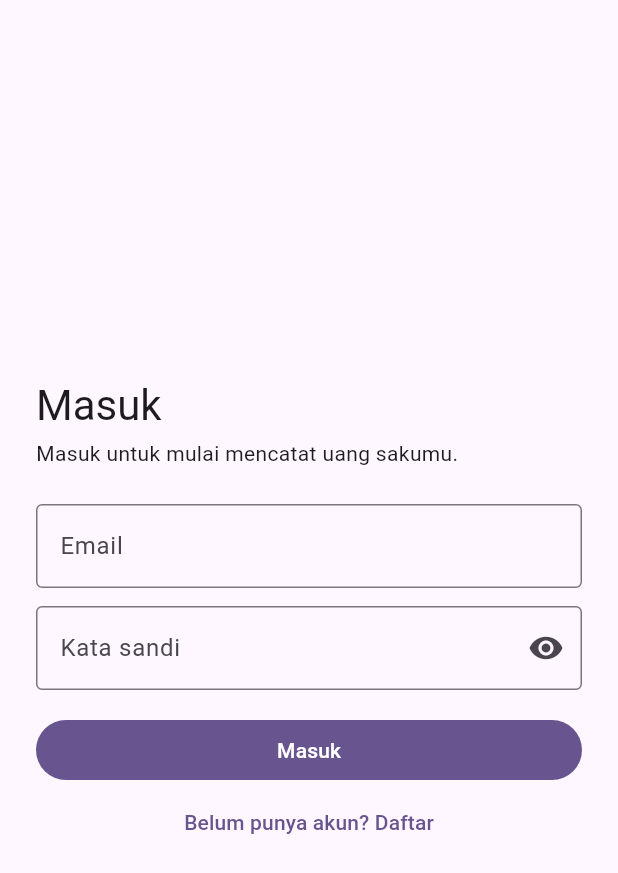
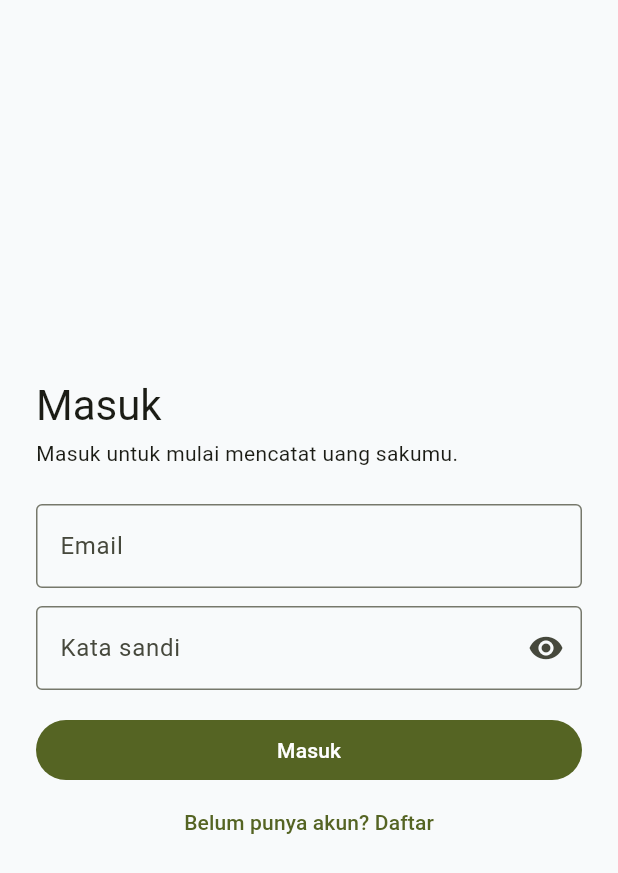
Before and after one commit to savwicak/finance-app, a Flutter app: the screen it shows after launch, on a phone screen of 412 x 824 dp. Shown: the top 873 px of the screen. Run offline on Flutter 3.47's test engine with Material 3 defaults, Android fonts, the phone set to English and light mode, and no system bars; our stand-ins replace flutter_slidable, get, shared_preferences, supabase_flutter; accounts and stored records are empty; Roboto replaces fonts that are missing (HelveticaNeue).

Commit message:
fix: configure app theme

```diff
--- a/lib/core/theme/app_theme.dart
+++ b/lib/core/theme/app_theme.dart
@@ -7,4 +7,15 @@ class AppTheme {
   static const Color border = Color(0xffE1E8F2);
 
   static const String fontFamily = 'HelveticaNeue';
+
+  static ThemeData get lightTheme {
+    return ThemeData(
+      useMaterial3: true,
+      fontFamily: fontFamily,
+      scaffoldBackgroundColor: background,
+      colorScheme: ColorScheme.fromSeed(
+        seedColor: primary
+      )
+    );
+  }
 }
--- a/lib/main.dart
+++ b/lib/main.dart
@@ -2,6 +2,7 @@ import 'package:flutter/material.dart';
 import 'package:get/get.dart';
 import 'package:nvidiaapp/core/app_routes.dart';
 import 'package:nvidiaapp/core/client/supabase_config.dart';
+import 'package:nvidiaapp/core/theme/app_theme.dart';
 import 'package:supabase_flutter/supabase_flutter.dart';
 
 Future<void> main() async {
@@ -25,11 +26,7 @@ class MyApp extends StatelessWidget {
     return GetMaterialApp(
       debugShowCheckedModeBanner: false,
       title: 'Finance App',
-      theme: ThemeData(
-        colorScheme: ColorScheme.fromSeed(
-          seedColor: Colors.deepPurple,
-        ),
-      ),
+      theme: AppTheme.lightTheme,
       initialRoute: Routes.initial,
       getPages: Routes.pages,
     );
```
